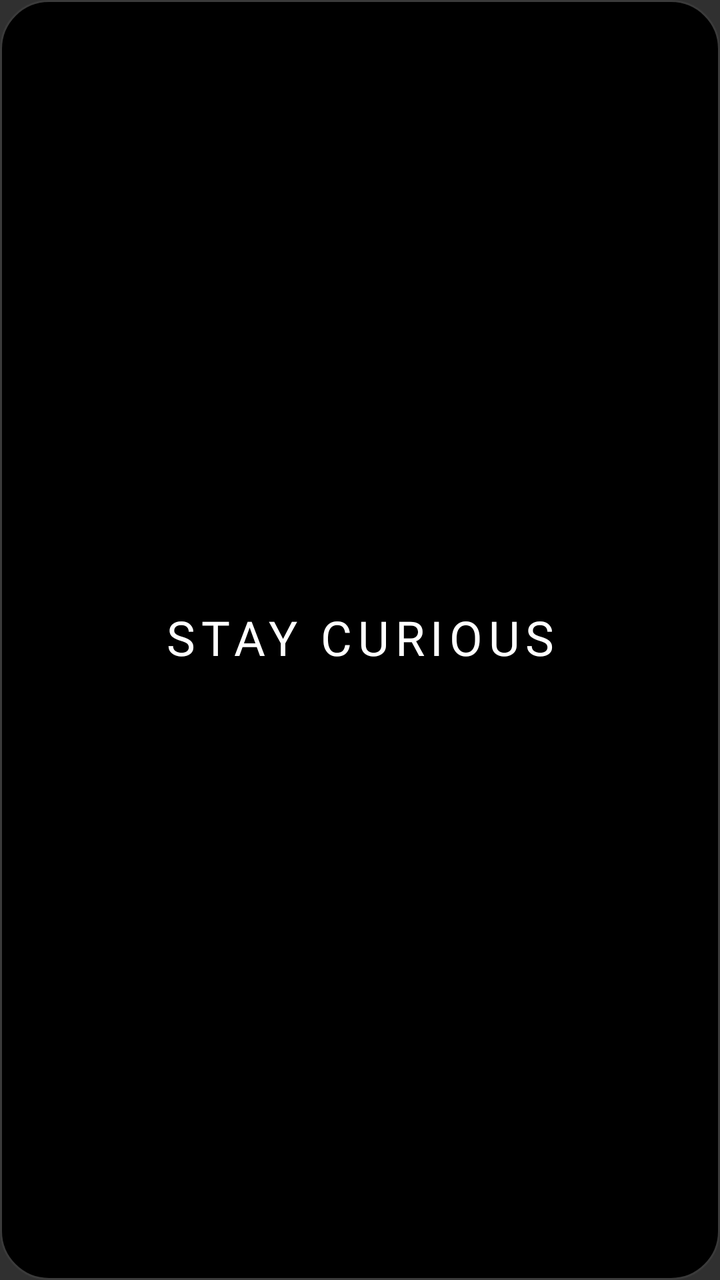
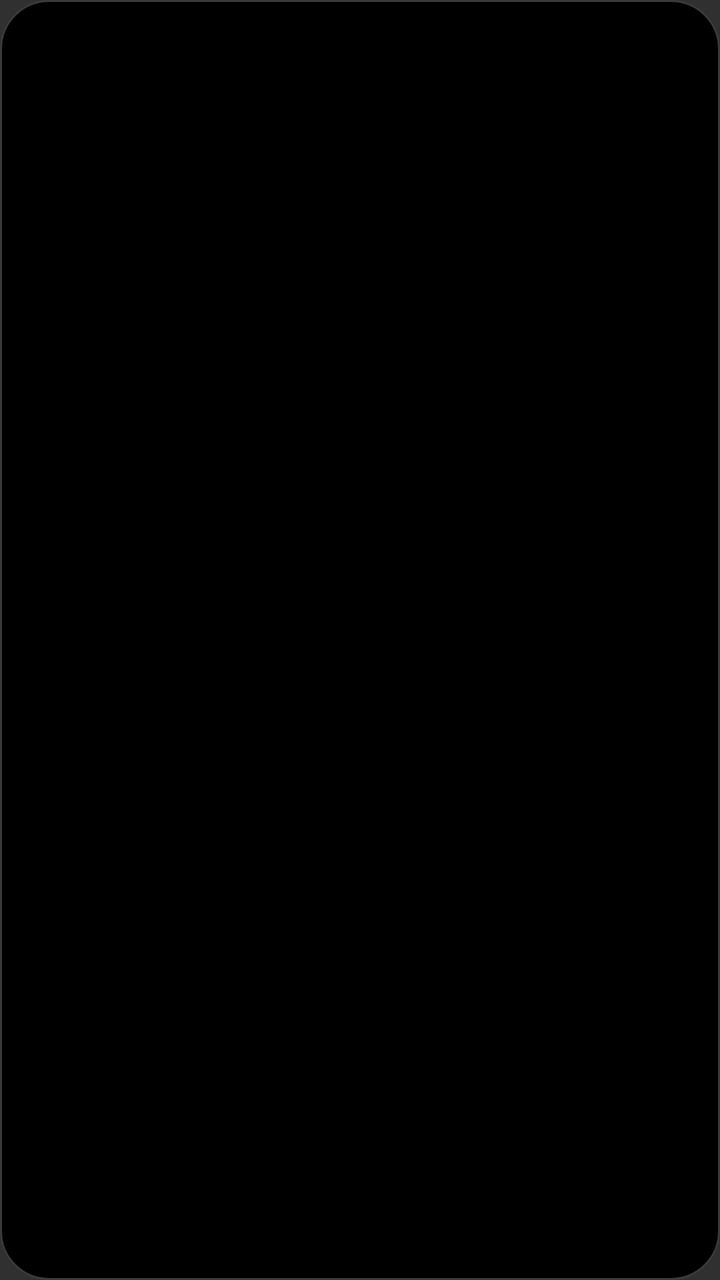

Compare the two renders of this Android layout. The source of the first and the diff that turns it into the second are given below.
<!-- AndroidManifest.xml: application theme android:Theme.Material.NoActionBar -->
<!-- res/layout/widget_label.xml -->
<?xml version="1.0" encoding="utf-8"?>
<LinearLayout xmlns:android="http://schemas.android.com/apk/res/android"
    android:id="@+id/root"
    android:layout_width="match_parent"
    android:layout_height="match_parent"
    android:background="@drawable/bg_widget"
    android:gravity="center"
    android:orientation="vertical"
    android:padding="20dp">

    <TextView android:id="@+id/text" style="@style/DotText.Title" android:layout_width="wrap_content" android:layout_height="wrap_content" android:gravity="center" android:text="STAY CURIOUS" />
    <TextView android:id="@+id/locked" style="@style/DotText.Label" android:layout_width="wrap_content" android:layout_height="wrap_content" android:text="@string/locked" android:textColor="@color/dw_red" android:visibility="gone" />
</LinearLayout>
<!-- resources referenced by this layout -->
<resources>
  <color name="dw_red">#FFD71921</color>
  <!-- drawable bg_widget (drawable) -->
  <?xml version="1.0" encoding="utf-8"?>
  <shape xmlns:android="http://schemas.android.com/apk/res/android" android:shape="rectangle">
      <solid android:color="@color/dw_black" />
      <stroke android:width="1dp" android:color="@color/dw_outline" />
      <corners android:radius="24dp" />
  </shape>
  <string name="locked">UNLOCK IN APP</string>
  <style name="DotText.Label">
          <item name="android:textSize">12sp</item>
          <item name="android:textColor">@color/dw_grey</item>
          <item name="android:letterSpacing">0.2</item>
      </style>
  <style name="DotText.Title"><item name="android:textSize">24sp</item></style>
  <color name="dw_black">#FF000000</color>
  <color name="dw_outline">#FF3A3A3A</color>
  <color name="dw_grey">#FF7A7A7A</color>
</resources>

<!-- the commit's change to res/layout/widget_label.xml (unified diff, before → after) -->
@@ -1,13 +1,19 @@
 <?xml version="1.0" encoding="utf-8"?>
-<LinearLayout xmlns:android="http://schemas.android.com/apk/res/android"
+<FrameLayout xmlns:android="http://schemas.android.com/apk/res/android"
     android:id="@+id/root"
     android:layout_width="match_parent"
     android:layout_height="match_parent"
     android:background="@drawable/bg_widget"
-    android:gravity="center"
-    android:orientation="vertical"
     android:padding="20dp">
 
-    <TextView android:id="@+id/text" style="@style/DotText.Title" android:layout_width="wrap_content" android:layout_height="wrap_content" android:gravity="center" android:text="STAY CURIOUS" />
-    <TextView android:id="@+id/locked" style="@style/DotText.Label" android:layout_width="wrap_content" android:layout_height="wrap_content" android:text="@string/locked" android:textColor="@color/dw_red" android:visibility="gone" />
-</LinearLayout>
+    <LinearLayout
+        android:layout_width="match_parent"
+        android:layout_height="wrap_content"
+        android:layout_gravity="center"
+        android:gravity="center"
+        android:orientation="vertical">
+
+        <ImageView android:id="@+id/text" android:layout_width="wrap_content" android:layout_height="wrap_content" android:adjustViewBounds="true" android:contentDescription="@null" />
+        <ImageView android:id="@+id/locked" android:layout_width="wrap_content" android:layout_height="wrap_content" android:adjustViewBounds="true" android:contentDescription="@null" android:visibility="gone" />
+    </LinearLayout>
+</FrameLayout>
<!-- resource entries referenced after the edit -->
@@ -1,6 +1,5 @@
 <!-- resources referenced by this layout -->
 <resources>
-  <color name="dw_red">#FFD71921</color>
   <!-- drawable bg_widget (drawable) -->
   <?xml version="1.0" encoding="utf-8"?>
   <shape xmlns:android="http://schemas.android.com/apk/res/android" android:shape="rectangle">
@@ -8,15 +7,7 @@
       <stroke android:width="1dp" android:color="@color/dw_outline" />
       <corners android:radius="24dp" />
   </shape>
-  <string name="locked">UNLOCK IN APP</string>
-  <style name="DotText.Label">
-          <item name="android:textSize">12sp</item>
-          <item name="android:textColor">@color/dw_grey</item>
-          <item name="android:letterSpacing">0.2</item>
-      </style>
-  <style name="DotText.Title"><item name="android:textSize">24sp</item></style>
   <color name="dw_black">#FF000000</color>
   <color name="dw_outline">#FF3A3A3A</color>
-  <color name="dw_grey">#FF7A7A7A</color>
 </resources>
 
